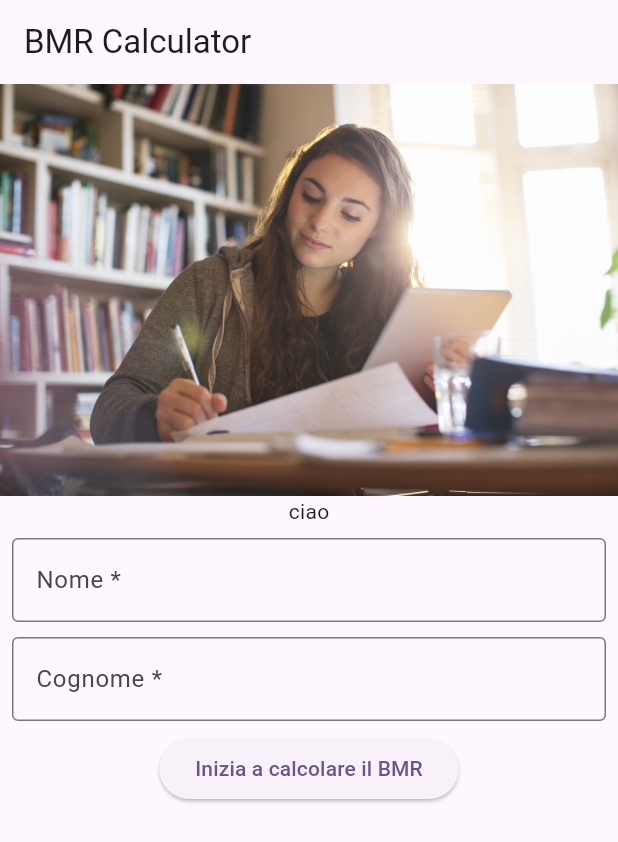
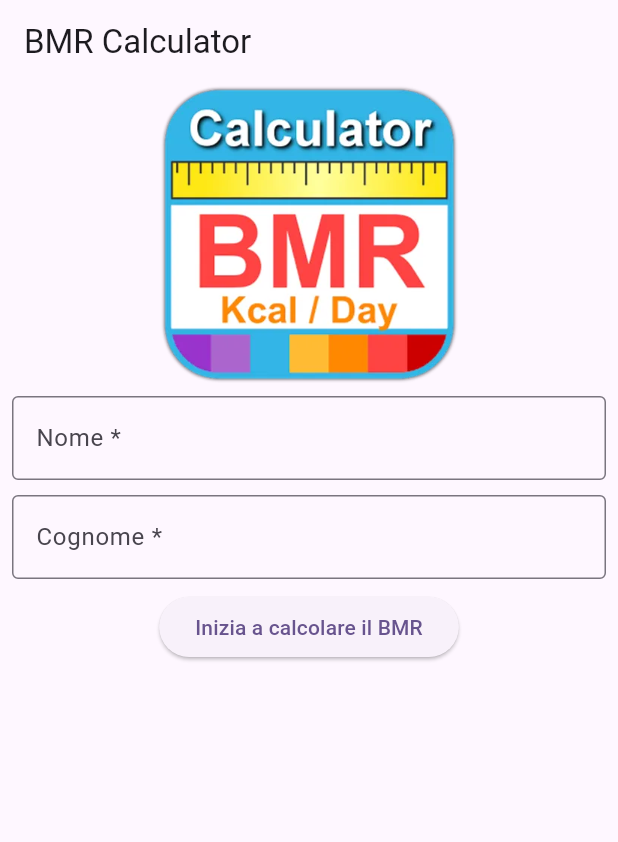
Before and after one commit to MatteoLanci/bmi_calculator_flutter, a Flutter app: the screen it shows after launch, on a phone screen of 412 x 824 dp. Shown: the top 842 px of the screen. Run offline on Flutter 3.47's test engine with Material 3 defaults, Android fonts, the phone set to English and light mode, and no system bars.

Commit message:
HomePage edit: new img + minor fixes

```diff
--- a/lib/pages/HomePage.dart
+++ b/lib/pages/HomePage.dart
@@ -22,8 +22,10 @@ class _HomePageState extends State<HomePage> {
       body: Center(
         child: Column(
           children: [
-            Image.asset('assets/images/test.jpg'),
-            const Text('ciao'),
+            Image.asset(
+              'assets/images/hero_img.webp',
+              width: 200,
+            ),
             Padding(
               padding: const EdgeInsets.all(8.0),
               child: Form(
--- a/lib/pages/SecondPage.dart
+++ b/lib/pages/SecondPage.dart
@@ -104,7 +104,11 @@ class _SecondPageState extends State<SecondPage> {
                   const SizedBox(
                     height: 10,
                   ),
-                  Text('$_bmrResult')
+                  Text(
+                    '$_bmrResult Kcal/giorno',
+                    style: const TextStyle(
+                        fontSize: 30, fontWeight: FontWeight.w500),
+                  )
                 ],
               ),
             ),
--- a/pubspec.yaml
+++ b/pubspec.yaml
@@ -59,6 +59,7 @@ flutter:
   # To add assets to your application, add an assets section, like this:
   assets:
     - assets/images/test.jpg
+    - assets/images/hero_img.webp
   #   - images/a_dot_ham.jpeg
 
   # An image asset can refer to one or more resolution-specific "variants", see
```
Also changed, not shown: assets/images/hero_img.webp (added).
